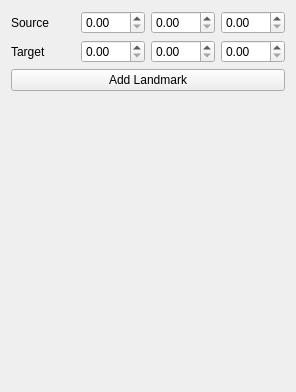
Before: the Qt Designer form Plugins/org.mitk.gui.qt.igtexamples/src/internal/QmitkXDofTo6DofExample.ui in alaansheikhani/MITK, drawn with Qt 5.
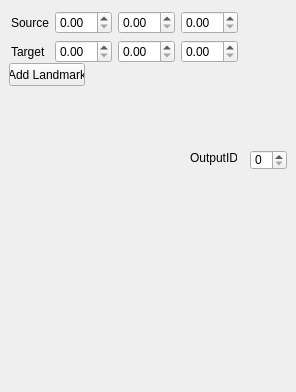
After: the same form once the commit is applied. Custom widgets are drawn as their Qt base class.

Commit message: Add members to View

What changed in the file:
```diff
--- a/Plugins/org.mitk.gui.qt.igtexamples/src/internal/QmitkXDofTo6DofExample.ui
+++ b/Plugins/org.mitk.gui.qt.igtexamples/src/internal/QmitkXDofTo6DofExample.ui
@@ -19,8 +19,64 @@
   <property name="windowTitle">
    <string>QmitkTemplate</string>
   </property>
-  <layout class="QVBoxLayout" name="verticalLayout">
-   <item>
+  <widget class="QPushButton" name="butStart">
+   <property name="geometry">
+    <rect>
+     <x>9</x>
+     <y>63</y>
+     <width>76</width>
+     <height>23</height>
+    </rect>
+   </property>
+   <property name="text">
+    <string>Add Landmark</string>
+   </property>
+  </widget>
+  <widget class="QmitkNavigationDataSourceSelectionWidget" name="NavigationDataSourceSelectionWidget" native="true">
+   <property name="geometry">
+    <rect>
+     <x>9</x>
+     <y>92</y>
+     <width>278</width>
+     <height>50</height>
+    </rect>
+   </property>
+   <property name="minimumSize">
+    <size>
+     <width>0</width>
+     <height>50</height>
+    </size>
+   </property>
+   <zorder>spacer2</zorder>
+   <zorder>spacer2</zorder>
+  </widget>
+  <widget class="QSpinBox" name="outputID">
+   <property name="enabled">
+    <bool>true</bool>
+   </property>
+   <property name="geometry">
+    <rect>
+     <x>250</x>
+     <y>150</y>
+     <width>37</width>
+     <height>20</height>
+    </rect>
+   </property>
+  </widget>
+  <widget class="QLabel" name="label_3">
+   <property name="geometry">
+    <rect>
+     <x>190</x>
+     <y>150</y>
+     <width>47</width>
+     <height>16</height>
+    </rect>
+   </property>
+   <property name="text">
+    <string>OutputID</string>
+   </property>
+  </widget>
+  <widget class="QWidget" name="">
     <layout class="QGridLayout" name="gridLayout">
      <item row="0" column="0">
       <widget class="QLabel" name="label">
@@ -52,41 +108,10 @@
       <widget class="QDoubleSpinBox" name="doubleSpinBox_5"/>
      </item>
      <item row="1" column="3">
-      <widget class="QDoubleSpinBox" name="doubleSpinBox_6"/>
-     </item>
-    </layout>
-   </item>
-   <item>
-    <widget class="QPushButton" name="butStart">
-     <property name="text">
-      <string>Add Landmark</string>
-     </property>
-    </widget>
-   </item>
-   <item>
-    <widget class="QmitkNavigationDataSourceSelectionWidget" name="NavigationDataSourceSelectionWidget" native="true">
-     <property name="minimumSize">
-      <size>
-       <width>0</width>
-       <height>50</height>
-      </size>
-     </property>
-    </widget>
-   </item>
-   <item>
-    <spacer name="spacer2">
-     <property name="orientation">
-      <enum>Qt::Vertical</enum>
-     </property>
-     <property name="sizeHint" stdset="0">
-      <size>
-       <width>20</width>
-       <height>232</height>
-      </size>
-     </property>
-    </spacer>
-   </item>
-  </layout>
+     <widget class="QDoubleSpinBox" name="target3"/>
+    </item>
+   </layout>
+  </widget>
  </widget>
  <layoutdefault spacing="6" margin="11"/>
  <customwidgets>
```
Left out of the diff: 10 changed lines with no effect on the pictures. Lines whose indentation alone changed are shown as unchanged. The commit also changes 2 other files.
